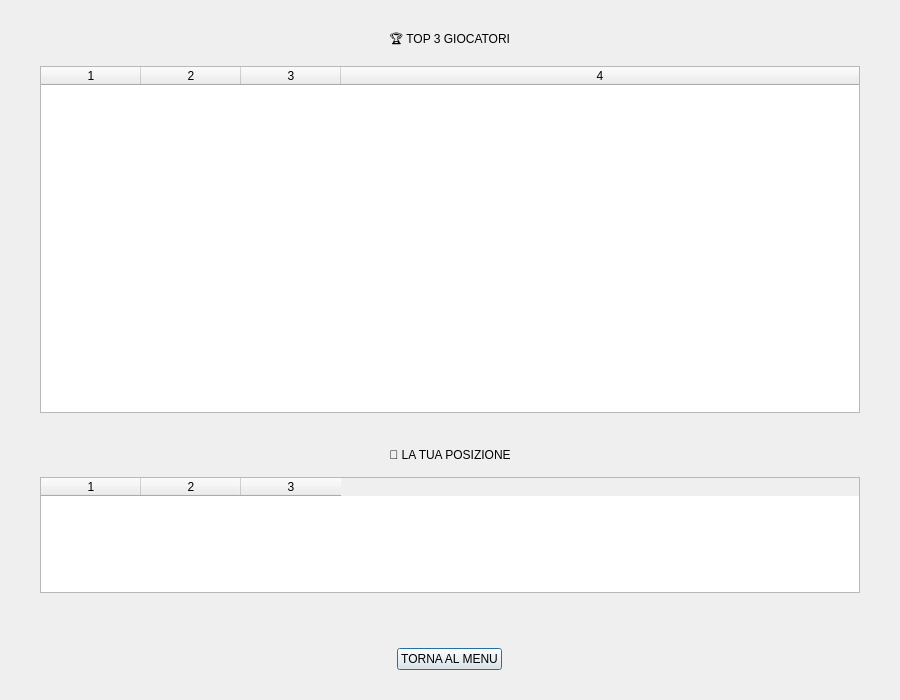
The window that src/gui/leaderboard_window.ui (andrea216ac/project_wordle_qd) describes before a commit, drawn with Qt 5.
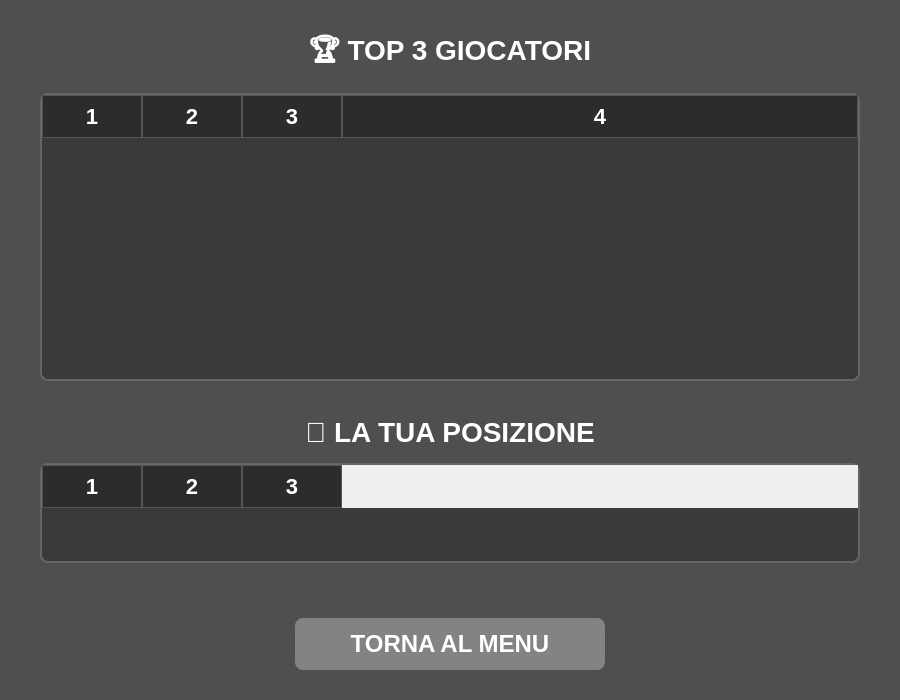
The same window after the commit.

Commit message: feat(gui): modfica ui e python leaderboard window

```diff
--- a/src/gui/leaderboard_window.ui
+++ b/src/gui/leaderboard_window.ui
@@ -13,6 +13,60 @@
   <property name="windowTitle">
    <string>Classifica Wordle</string>
   </property>
+
+  <property name="styleSheet">
+   <string>
+    /* Sfondo grigio della finestra e testo bianco */
+    QDialog {
+        background-color: #4f4f4f;
+        color: white;
+        font-family: 'Segoe UI', Arial, sans-serif;
+    }
+
+    /* Titoli grandi */
+    QLabel {
+        font-size: 28px;
+        font-weight: bold;
+        color: white;
+    }
+
+    /* Celle delle tabelle grandi e leggibili */
+    QTableWidget {
+        background-color: #3a3a3a;
+        alternate-background-color: #444444;
+        color: white;
+        font-size: 24px;
+        gridline-color: #555555;
+        border: 2px solid #666666;
+        border-radius: 8px;
+    }
+
+    /* Testo delle intestazioni delle tabelle (Header) */
+    QHeaderView::section {
+        background-color: #2c2c2c;
+        color: white;
+        font-size: 22px;
+        font-weight: bold;
+        border: 1px solid #555555;
+        padding: 6px;
+    }
+
+    /* Bottone Indietro */
+    QPushButton {
+        background-color: #818384;
+        color: white;
+        font-size: 24px;
+        font-weight: bold;
+        border-radius: 8px;
+        padding: 12px 30px;
+        min-width: 250px;
+    }
+    QPushButton:hover {
+        background-color: #565758;
+    }
+   </string>
+  </property>
+
   <layout class="QVBoxLayout" name="mainLayout">
    <property name="spacing">
     <number>15</number>
```
Left out of the diff: 3 changed lines with no effect on the pictures. The commit also changes 1 other file.
